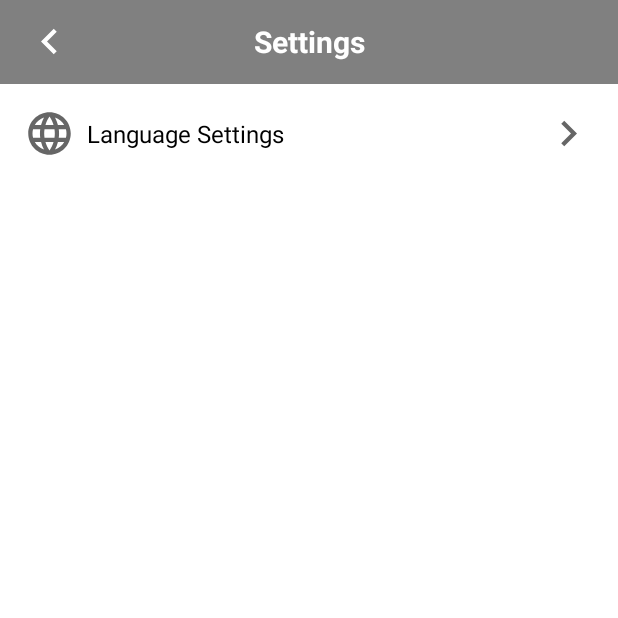
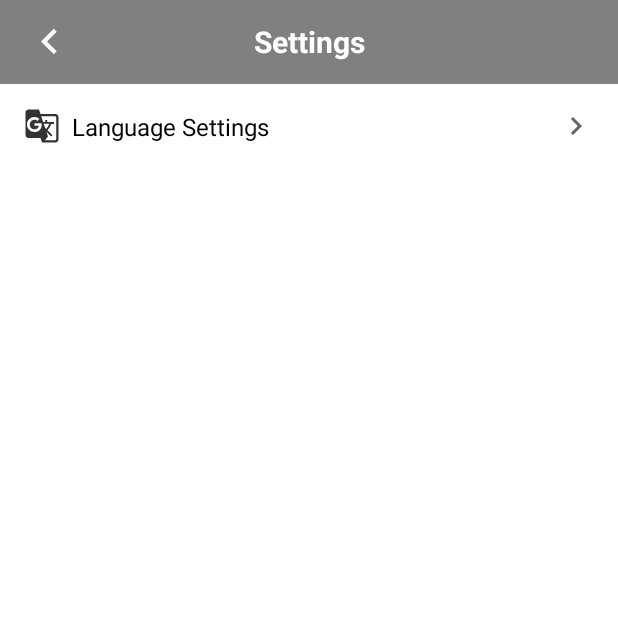
Before and after one commit to Samsul-Arip/CapstoneProject-MADE, an Android app: the screen it shows after launch (MainActivity), in the side drawer, after a tap on "Settings", on a phone screen of 412 x 824 dp, the top half of it. Run offline under Robolectric (Android 15) with nearby library versions, the phone set to English and light mode, and no system bars; our stand-ins replace Dagger/Hilt's generated code, Picasso, Timber, navigation-ui; libraries missing offline, so code that uses them is left out: com.jakewharton.rxbinding2; pictures from the network do not load; 2 statements that could not run were skipped.

```diff
--- /dev/null
+++ b/app/src/main/res/drawable/ic_baseline_g_translate_24.xml
@@ -0,0 +1,6 @@
+<vector android:height="24dp" android:tint="#343333"
+    android:viewportHeight="24" android:viewportWidth="24"
+    android:width="24dp" xmlns:android="http://schemas.android.com/apk/res/android">
+    <path android:fillColor="@android:color/white"
+        android:pathData="M21,4L11,4l-1,-3L3,1c-1.1,0 -2,0.9 -2,2v15c0,1.1 0.9,2 2,2h8l1,3h9c1.1,0 2,-0.9 2,-2L23,6c0,-1.1 -0.9,-2 -2,-2zM7,16c-2.76,0 -5,-2.24 -5,-5s2.24,-5 5,-5c1.35,0 2.48,0.5 3.35,1.3L9.03,8.57c-0.38,-0.36 -1.04,-0.78 -2.03,-0.78 -1.74,0 -3.15,1.44 -3.15,3.21S5.26,14.21 7,14.21c2.01,0 2.84,-1.44 2.92,-2.41L7,11.8v-1.71h4.68c0.07,0.31 0.12,0.61 0.12,1.02C11.8,13.97 9.89,16 7,16zM13.17,10.58h3.7c-0.43,1.25 -1.11,2.43 -2.05,3.47 -0.31,-0.35 -0.6,-0.72 -0.86,-1.1l-0.79,-2.37zM21.5,20.5c0,0.55 -0.45,1 -1,1L14,21.5l2,-2.5 -1.04,-3.1 3.1,3.1 0.92,-0.92 -3.3,-3.25 0.02,-0.02c1.13,-1.25 1.93,-2.69 2.4,-4.22L20,10.59v-1.3h-4.53L15.47,8h-1.29v1.29h-1.44L11.46,5.5h9.04c0.55,0 1,0.45 1,1v14z"/>
+</vector>
--- a/app/src/main/res/drawable/ic_baseline_settings_24.xml
+++ /dev/null
@@ -1,10 +0,0 @@
-<vector xmlns:android="http://schemas.android.com/apk/res/android"
-    android:width="24dp"
-    android:height="24dp"
-    android:viewportWidth="24"
-    android:viewportHeight="24"
-    android:tint="?attr/colorControlNormal">
-  <path
-      android:fillColor="@android:color/white"
-      android:pathData="M19.14,12.94c0.04,-0.3 0.06,-0.61 0.06,-0.94c0,-0.32 -0.02,-0.64 -0.07,-0.94l2.03,-1.58c0.18,-0.14 0.23,-0.41 0.12,-0.61l-1.92,-3.32c-0.12,-0.22 -0.37,-0.29 -0.59,-0.22l-2.39,0.96c-0.5,-0.38 -1.03,-0.7 -1.62,-0.94L14.4,2.81c-0.04,-0.24 -0.24,-0.41 -0.48,-0.41h-3.84c-0.24,0 -0.43,0.17 -0.47,0.41L9.25,5.35C8.66,5.59 8.12,5.92 7.63,6.29L5.24,5.33c-0.22,-0.08 -0.47,0 -0.59,0.22L2.74,8.87C2.62,9.08 2.66,9.34 2.86,9.48l2.03,1.58C4.84,11.36 4.8,11.69 4.8,12s0.02,0.64 0.07,0.94l-2.03,1.58c-0.18,0.14 -0.23,0.41 -0.12,0.61l1.92,3.32c0.12,0.22 0.37,0.29 0.59,0.22l2.39,-0.96c0.5,0.38 1.03,0.7 1.62,0.94l0.36,2.54c0.05,0.24 0.24,0.41 0.48,0.41h3.84c0.24,0 0.44,-0.17 0.47,-0.41l0.36,-2.54c0.59,-0.24 1.13,-0.56 1.62,-0.94l2.39,0.96c0.22,0.08 0.47,0 0.59,-0.22l1.92,-3.32c0.12,-0.22 0.07,-0.47 -0.12,-0.61L19.14,12.94zM12,15.6c-1.98,0 -3.6,-1.62 -3.6,-3.6s1.62,-3.6 3.6,-3.6s3.6,1.62 3.6,3.6S13.98,15.6 12,15.6z"/>
-</vector>
--- a/app/src/main/res/layout/fragment_settings.xml
+++ b/app/src/main/res/layout/fragment_settings.xml
@@ -46,13 +46,13 @@
 
         <ImageView
             android:id="@+id/image_view"
-            android:layout_width="34dp"
-            android:layout_height="34dp"
+            android:layout_width="wrap_content"
+            android:layout_height="wrap_content"
             android:layout_marginStart="16dp"
             android:layout_marginTop="8dp"
             android:layout_marginBottom="8dp"
             android:contentDescription="@string/todo"
-            android:src="@drawable/ic_baseline_language_24"
+            android:src="@drawable/ic_baseline_g_translate_24"
             app:layout_constraintBottom_toBottomOf="parent"
             app:layout_constraintStart_toStartOf="parent"
             app:layout_constraintTop_toTopOf="parent" />
@@ -75,8 +75,8 @@
 
         <ImageView
             android:id="@+id/image_view2"
-            android:layout_width="34dp"
-            android:layout_height="34dp"
+            android:layout_width="wrap_content"
+            android:layout_height="wrap_content"
             android:layout_marginEnd="16dp"
             android:contentDescription="@string/todo"
             android:src="@drawable/ic_baseline_chevron_right_24"
--- a/app/src/main/res/menu/item_menu.xml
+++ b/app/src/main/res/menu/item_menu.xml
@@ -14,6 +14,6 @@
     <item
         android:id="@+id/settings"
         android:title="@string/settings"
-        android:icon="@drawable/ic_baseline_settings_24"
+        android:icon="@drawable/ic_baseline_language_24"
         />
 </menu>
--- a/app/src/main/res/values-night/themes.xml
+++ b/app/src/main/res/values-night/themes.xml
@@ -1,16 +1,18 @@
-<resources xmlns:tools="http://schemas.android.com/tools">
+<resources>
     <!-- Base application theme. -->
     <style name="Theme.CapstoneProject" parent="Theme.MaterialComponents.DayNight.DarkActionBar">
         <!-- Primary brand color. -->
-        <item name="colorPrimary">@color/purple_200</item>
+        <item name="colorPrimary">@color/colorSecondary</item>
         <item name="colorPrimaryVariant">@color/purple_700</item>
-        <item name="colorOnPrimary">@color/black</item>
+        <item name="colorOnPrimary">@color/white</item>
         <!-- Secondary brand color. -->
-        <item name="colorSecondary">@color/teal_200</item>
-        <item name="colorSecondaryVariant">@color/teal_200</item>
-        <item name="colorOnSecondary">@color/black</item>
+        <item name="colorSecondary">@color/colorSecondary</item>
+        <item name="colorSecondaryVariant">@color/colorSecondary</item>
+        <item name="colorOnSecondary">@color/white</item>
         <!-- Status bar color. -->
-        <item name="android:statusBarColor" tools:targetApi="l">?attr/colorPrimaryVariant</item>
+        <item name="android:statusBarColor">@color/blackSecond</item>
         <!-- Customize your theme here. -->
+        <item name="windowActionBar">false</item>
+        <item name="windowNoTitle">true</item>
     </style>
 </resources>
--- a/app/src/main/res/values/themes.xml
+++ b/app/src/main/res/values/themes.xml
@@ -1,4 +1,4 @@
-<resources xmlns:tools="http://schemas.android.com/tools">
+<resources>
     <!-- Base application theme. -->
     <style name="Theme.CapstoneProject" parent="Theme.MaterialComponents.DayNight.DarkActionBar">
         <!-- Primary brand color. -->
@@ -10,7 +10,7 @@
         <item name="colorSecondaryVariant">@color/colorSecondary</item>
         <item name="colorOnSecondary">@color/white</item>
         <!-- Status bar color. -->
-        <item name="android:statusBarColor" tools:targetApi="l">@color/blackSecond</item>
+        <item name="android:statusBarColor">@color/blackSecond</item>
         <!-- Customize your theme here. -->
         <item name="windowActionBar">false</item>
         <item name="windowNoTitle">true</item>
--- a/favorite/src/main/res/layout/fragment_favorite.xml
+++ b/favorite/src/main/res/layout/fragment_favorite.xml
@@ -58,7 +58,7 @@
         app:lottie_autoPlay="true"
         app:lottie_loop="true"
         app:lottie_rawRes="@raw/anim_empty"
-        />
+        tools:ignore="UnusedIds" />
 
     <androidx.recyclerview.widget.RecyclerView
         android:id="@+id/rv_user"
@@ -73,7 +73,8 @@
         app:layout_constraintStart_toStartOf="parent"
         app:layout_constraintTop_toBottomOf="@+id/textView2"
         app:spanCount="3"
-        tools:listitem="@layout/item_user" />
+        tools:listitem="@layout/item_user"
+        tools:ignore="UnusedIds" />
 
 
 
```
Also changed, not shown: app/build.gradle (+8 -0 lines), core/build.gradle (+8 -0 lines), favorite/build.gradle (+8 -0 lines).
